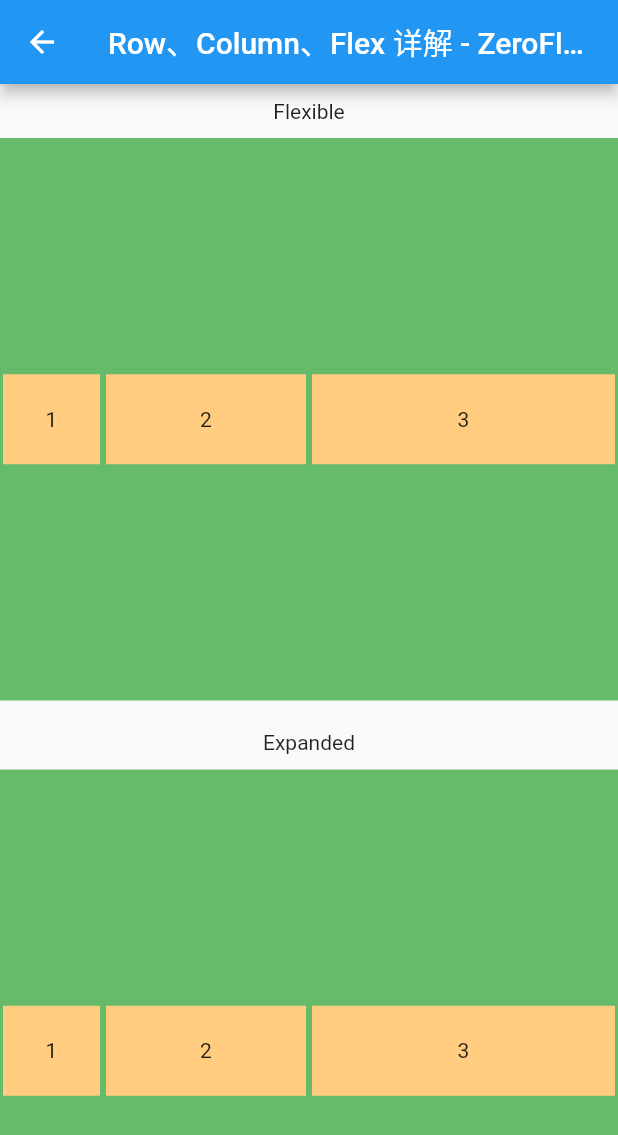
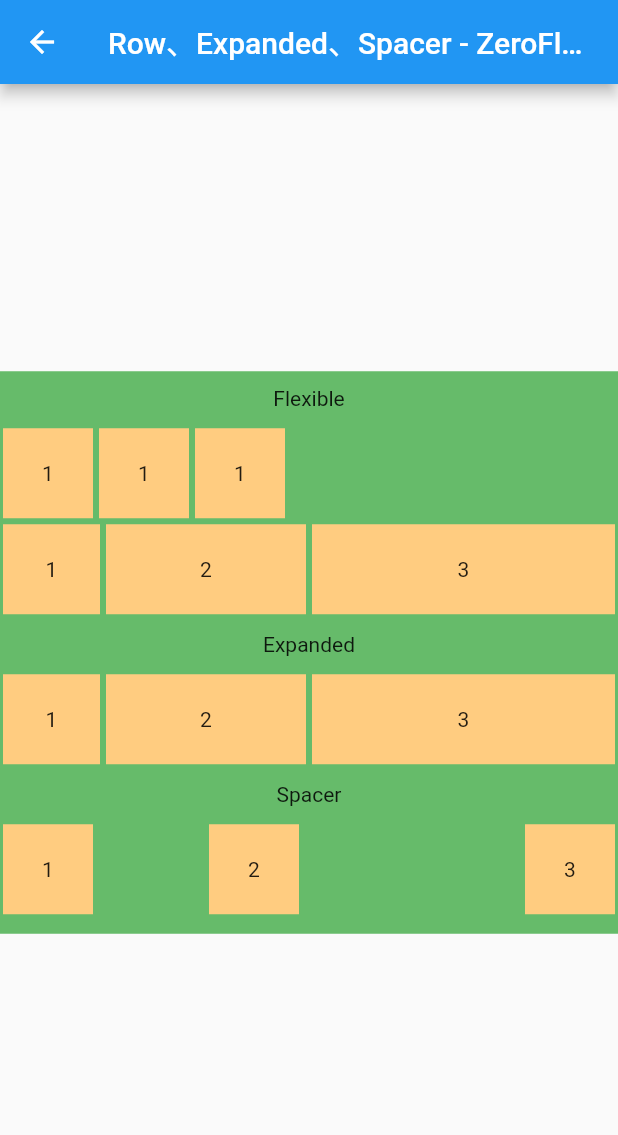
Before and after one commit to BytesZero/flutter_widgets, a Flutter app: the FlexiblePage screen opened directly, on a phone screen of 412 x 824 dp. Shown: the top 1135 px of the screen. Run offline on Flutter 3.47's test engine with Material 2 defaults, Android fonts, the phone set to English and light mode, and no system bars.

Commit message:
1、更新代码

```diff
--- a/lib/pages/list/flex/flexible_expaned_spacer_page.dart
+++ b/lib/pages/list/flex/flexible_expaned_spacer_page.dart
@@ -13,9 +13,11 @@ class _FlexiblePageState extends State<FlexiblePage> {
   Widget build(BuildContext context) {
     return Scaffold(
       appBar: AppBar(
-        title: Text('Row、Column、Flex 详解 - ZeroFlutter'),
+        title: Text('Row、Expanded、Spacer - ZeroFlutter'),
       ),
-      body: SingleChildScrollView(
+      body: Center(
+        child: SingleChildScrollView(
+          child: BgContainer(
             child: Column(
               children: [
                 Center(
@@ -24,8 +26,45 @@ class _FlexiblePageState extends State<FlexiblePage> {
                     child: Text('Flexible'),
                   ),
                 ),
-            BgContainer(
-              child: Row(
+                Row(
+                  children: [
+                    Flexible(
+                      flex: 1,
+                      fit: FlexFit.loose,
+                      child: getItem(1),
+                    ),
+                    Flexible(
+                      flex: 2,
+                      fit: FlexFit.loose,
+                      child: getItem(1),
+                    ),
+                    Flexible(
+                      flex: 3,
+                      fit: FlexFit.loose,
+                      child: getItem(1),
+                    ),
+                  ],
+                ),
+                // Row(
+                //   children: [
+                //     Flexible(
+                //       flex: 1,
+                //       fit: FlexFit.loose,
+                //       child: getItem(1, null, 60),
+                //     ),
+                //     Flexible(
+                //       flex: 2,
+                //       fit: FlexFit.loose,
+                //       child: getItem(1, null, 60),
+                //     ),
+                //     Flexible(
+                //       flex: 3,
+                //       fit: FlexFit.loose,
+                //       child: getItem(1, null, 60),
+                //     ),
+                //   ],
+                // ),
+                Row(
                   children: [
                     Flexible(
                       flex: 1,
@@ -44,15 +83,13 @@ class _FlexiblePageState extends State<FlexiblePage> {
                     ),
                   ],
                 ),
-            ),
                 Center(
                   child: Padding(
                     padding: const EdgeInsets.all(10),
                     child: Text('Expanded'),
                   ),
                 ),
-            BgContainer(
-              child: Row(
+                Row(
                   children: [
                     Expanded(
                       flex: 1,
@@ -68,36 +105,59 @@ class _FlexiblePageState extends State<FlexiblePage> {
                     ),
                   ],
                 ),
-            ),
+                // Row(
+                //   children: [
+                //     getItem(1),
+                //     Expanded(
+                //       child: Text(
+                //         'ZeroFlutter 聊 Expanded，ZeroFlutter 聊 ExpandedZeroFlutter 聊 ExpandedZeroFlutter 聊 ExpandedZeroFlutter 聊 ExpandedZeroFlutter 聊 Expanded',
+                //         overflow: TextOverflow.ellipsis,
+                //         maxLines: 2,
+                //       ),
+                //     )
+                //     // Expanded(
+                //     //   flex: 1,
+                //     //   child: getItem(1),
+                //     // ),
+                //     // Expanded(
+                //     //   flex: 2,
+                //     //   child: getItem(2),
+                //     // ),
+                //     // Expanded(
+                //     //   flex: 3,
+                //     //   child: getItem(3),
+                //     // ),
+                //   ],
+                // ),
                 Center(
                   child: Padding(
                     padding: const EdgeInsets.all(10),
                     child: Text('Spacer'),
                   ),
                 ),
-            BgContainer(
-              child: Row(
+                Row(
                   children: [
                     getItem(1),
-                  Spacer(flex: 1),
+                    Spacer(),
                     getItem(2),
                     Spacer(flex: 2),
                     getItem(3)
                   ],
                 ),
+              ],
             ),
-          ],
+          ),
         ),
       ),
     );
   }
 
   /// 获取子项目
-  Widget getItem(int index) {
+  Widget getItem(int index, [double? width = 60, double? height = 60]) {
     return Container(
       // 宽高设置 60
-      width: 60,
-      height: 60,
+      width: width,
+      height: height,
       // 设置背景色
       color: Colors.orange.shade200,
       // 设置间隙
```
Lines whose indentation alone changed are shown as unchanged.
